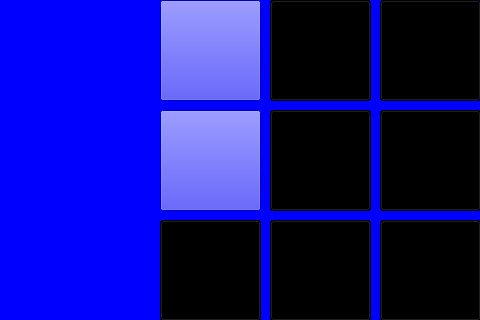
Soundache/Soundwave, file prototype1.ui: the form before one commit; both pictures show x 0 to 480 and y 220 to 540 of the 892 by 817 pixel window.
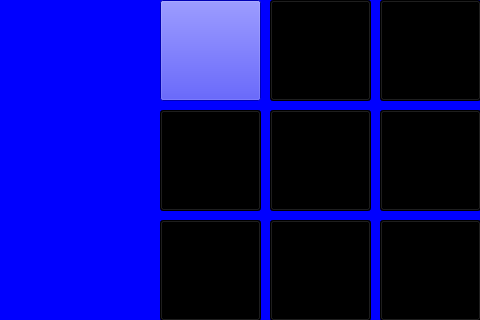
The form after the commit. Icons and pictures are not drawn.

Patch:
```diff
--- a/prototype1.ui
+++ b/prototype1.ui
@@ -78,9 +78,8 @@
      </rect>
     </property>
     <property name="styleSheet">
-     <string notr="true">color: rgb(0, 0, 0);
-border-image: url(drums.jpg) no-repeat center center fixed;
-background-size: cover;</string>
+     <string notr="true">background:rgb(0, 0, 0);
+color : white;</string>
     </property>
     <property name="text">
      <string/>
```
Left out of the diff: 7 changed lines with no effect on the pictures.
